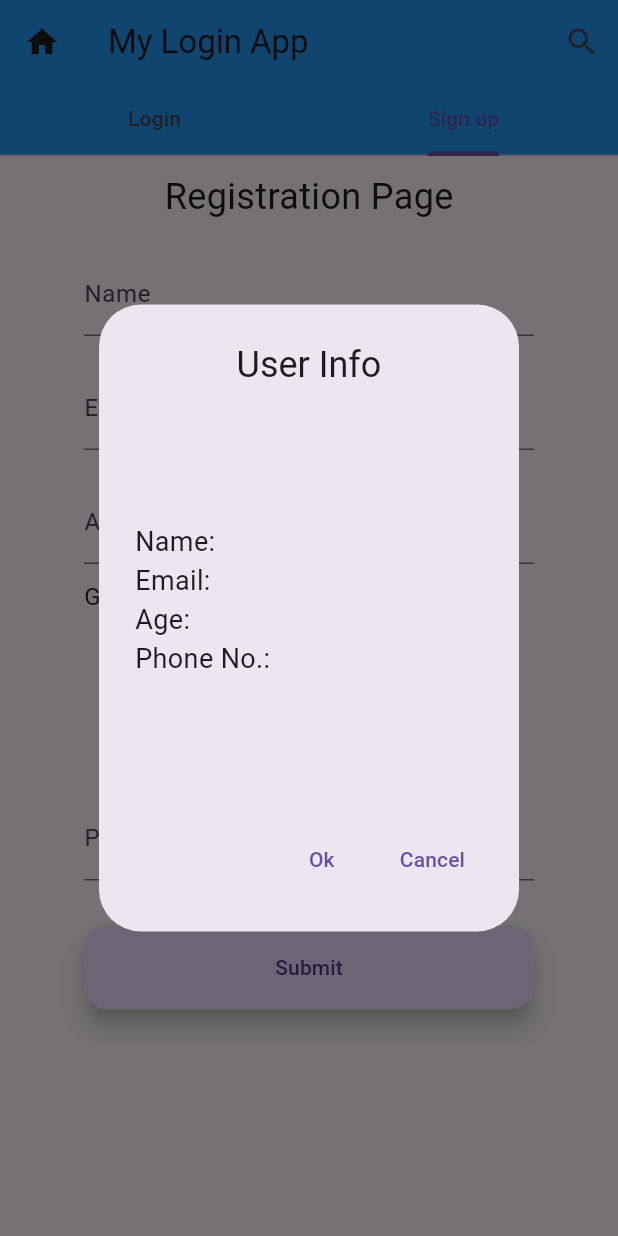
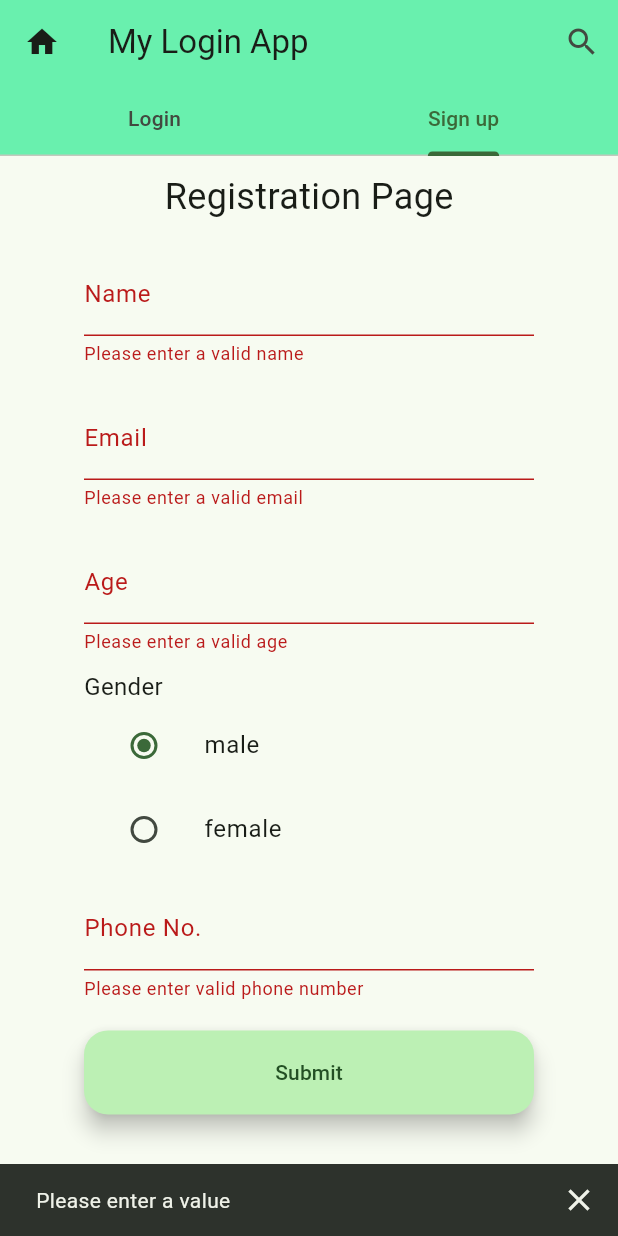
Before and after one commit to AtulPandey1109/flutter_by_example, a Flutter app: the Login screen opened by its route, tab 2 chosen, after a tap on "Submit", on a phone screen of 412 x 824 dp. Run offline on Flutter 3.47's test engine with Material 3 defaults, Android fonts, the phone set to English and light mode, and no system bars; our stand-ins replace image_picker, shared_preferences, video_player; accounts and stored records are empty.

Commit message:
Remaining Widgets, Form Validation, Shared prefernces

```diff
--- a/lib/model/topics.dart
+++ b/lib/model/topics.dart
@@ -22,8 +22,10 @@ class Topics{
     Topics(id:9,title: 'Video Player',route: '/videoPage'),
     Topics(id:10,title: 'Navigation With Data',route: '/navigationPage'),
     Topics(id:11,title: 'AppDrawer Example',route: '/appDrawerPage'),
-    Topics(id:11,title: 'BottomSheet Example',route: '/bottomSheetPage'),
-    Topics(id:11,title: 'Slider Example',route: '/sliderPage'),
+    Topics(id:12,title: 'BottomSheet Example',route: '/bottomSheetPage'),
+    Topics(id:13,title: 'Slider Example',route: '/sliderPage'),
+    Topics(id:14,title: 'Time Picker Example',route: '/timePickerPage'),
+    Topics(id:15,title: 'Login With Shared Preferences',route: '/sharedPreferencePage'),
    ];
 }
 }
--- a/lib/routes/routes.dart
+++ b/lib/routes/routes.dart
@@ -5,11 +5,14 @@ import 'package:my_login_app/screens/image_assets.dart';
 import 'package:my_login_app/screens/gallery_image.dart';
 import 'package:my_login_app/screens/home_screen.dart';
 import 'package:my_login_app/screens/inheritedWidgets/demo_color_change_with_inherited.dart';
-import 'package:my_login_app/screens/naviagtion_with_data.dart';
+import 'package:my_login_app/screens/login_with_shared_preference.dart';
+import 'package:my_login_app/screens/navigation_with_data.dart';
 import 'package:my_login_app/screens/slider_example.dart';
 import 'package:my_login_app/screens/sliver_list.dart';
+import 'package:my_login_app/screens/time_picker_example.dart';
 import 'package:my_login_app/screens/todo_api.dart';
 import 'package:my_login_app/screens/video.dart';
+import 'package:my_login_app/utils/handleLogIn.dart';
 import '../screens/grid.dart';
 import '../screens/list_view.dart';
 import '../screens/login.dart';
@@ -70,8 +73,14 @@ class AppRouter {
       case '/bottomSheetPage':
         return MaterialPageRoute(builder: (_) => const BottomTabExample());
 
-        case '/sliderPage':
+      case '/sliderPage':
         return MaterialPageRoute(builder: (_) => const SliderExample());
+
+      case '/timePickerPage':
+        return MaterialPageRoute(builder: (_) => const TimePickerExample());
+
+        case '/sharedPreferencePage':
+        return MaterialPageRoute(builder: (_) => const HandleLogIn());
 
       case '/newScreen':
         var formData = settings.arguments as Map<String, String>;
--- a/lib/screens/login.dart
+++ b/lib/screens/login.dart
@@ -3,7 +3,7 @@ import 'dart:developer';
 import 'package:flutter/material.dart';
 import 'package:my_login_app/screens/sliver_list.dart';
 import 'package:my_login_app/screens/todo_api.dart';
-
+import 'package:my_login_app/utils/validator.dart';
 
 class Login extends StatefulWidget {
   const Login({super.key});
@@ -24,6 +24,7 @@ class _LoginState extends State<Login> {
   final TextEditingController _phoneNumber = TextEditingController();
 
   var users = <String, List<String>>{};
+
   @override
   Widget build(BuildContext context) {
     return SafeArea(
@@ -32,9 +33,12 @@ class _LoginState extends State<Login> {
         child: Scaffold(
           appBar: AppBar(
             title: const Text("My Login App"),
-            leading: IconButton(icon:const Icon(Icons.home),onPressed: (){
+            leading: IconButton(
+              icon: const Icon(Icons.home),
+              onPressed: () {
                 Navigator.pop(context);
-            },),
+              },
+            ),
             actions: [
               IconButton(
                 icon: const Icon(Icons.search),
@@ -52,7 +56,7 @@ class _LoginState extends State<Login> {
                 child: Text("Sign up"),
               )
             ]),
-            backgroundColor: Colors.blue,
+            backgroundColor: Colors.greenAccent,
           ),
           body: TabBarView(children: [
             Form(
@@ -72,23 +76,27 @@ class _LoginState extends State<Login> {
                     Container(
                       margin: const EdgeInsets.all(10),
                       width: 300,
-                      child: TextField(
+                      child: TextFormField(
                         controller: _name,
                         decoration: const InputDecoration(
                           hintText: 'Please enter your name ',
                           label: Text('Name'),
                         ),
+                        validator: (value) => Validator.validateName(value!),
+                        autovalidateMode: AutovalidateMode.onUnfocus,
                       ),
                     ),
                     Container(
                       margin: const EdgeInsets.all(10),
                       width: 300,
-                      child: TextField(
+                      child: TextFormField(
                         controller: _email,
                         decoration: const InputDecoration(
                           hintText: 'Please enter your email ',
                           label: Text('Email'),
                         ),
+                        validator: (value) => Validator.validateEmail(value!),
+                        autovalidateMode: AutovalidateMode.onUnfocus,
                       ),
                     ),
                     SizedBox(
@@ -96,7 +104,12 @@ class _LoginState extends State<Login> {
                       child: FloatingActionButton(
                           child: const Text('Submit'),
                           onPressed: () {
-                            Navigator.push(context, MaterialPageRoute(builder: (context) => const TodoApi()));
+                            if (_loginFormKey.currentState!.validate()) {
+                              Navigator.push(
+                                  context,
+                                  MaterialPageRoute(
+                                      builder: (context) => const TodoApi()));
+                            }
                           }),
                     )
                   ],
@@ -120,34 +133,40 @@ class _LoginState extends State<Login> {
                     Container(
                       margin: const EdgeInsets.all(10),
                       width: 300,
-                      child: TextField(
+                      child: TextFormField(
                         controller: _name,
                         decoration: const InputDecoration(
                           hintText: 'Please enter your name ',
                           label: Text('Name'),
                         ),
+                        validator: (value) => Validator.validateName(value!),
+                        autovalidateMode: AutovalidateMode.onUserInteraction,
                       ),
                     ),
                     Container(
                       margin: const EdgeInsets.all(10),
                       width: 300,
-                      child: TextField(
+                      child: TextFormField(
                         controller: _email,
                         decoration: const InputDecoration(
                           hintText: 'Please enter your email ',
                           label: Text('Email'),
                         ),
+                        validator: (value) => Validator.validateEmail(value!),
+                        autovalidateMode: AutovalidateMode.onUserInteraction,
                       ),
                     ),
                     Container(
                       margin: const EdgeInsets.all(10),
                       width: 300,
-                      child: TextField(
+                      child: TextFormField(
                         controller: _age,
                         decoration: const InputDecoration(
                           hintText: 'Please enter your Age ',
                           label: Text('Age'),
                         ),
+                        validator: (value) => Validator.validateAge(value!),
+                        autovalidateMode: AutovalidateMode.onUserInteraction,
                         keyboardType: TextInputType.number,
                       ),
                     ),
@@ -195,21 +214,25 @@ class _LoginState extends State<Login> {
                     Container(
                       margin: const EdgeInsets.all(10),
                       width: 300,
-                      child: TextField(
+                      child: TextFormField(
                         controller: _phoneNumber,
                         decoration: const InputDecoration(
                           hintText: 'Please enter your mobile number ',
                           label: Text('Phone No.'),
                         ),
+                        validator: (value) =>
+                            Validator.validatePhoneNumber(value!),
+                        autovalidateMode: AutovalidateMode.always,
                         keyboardType: TextInputType.number,
                       ),
                     ),
                     Container(
-                      margin: const EdgeInsets.only(top: 20),
+                      margin: const EdgeInsets.only(top: 10),
                       width: 300,
                       child: FloatingActionButton(
                           child: const Text('Submit'),
                           onPressed: () {
+                            if (_registerFormKey.currentState!.validate()) {
                               showDialog<String>(
                                 context: context,
                                 builder: (BuildContext context) => AlertDialog(
@@ -217,19 +240,24 @@ class _LoginState extends State<Login> {
                                   content: SizedBox(
                                     height: 250,
                                     child: Column(
-                                    mainAxisAlignment: MainAxisAlignment.center,
-                                    crossAxisAlignment: CrossAxisAlignment.start,
+                                      mainAxisAlignment:
+                                          MainAxisAlignment.center,
+                                      crossAxisAlignment:
+                                          CrossAxisAlignment.start,
                                       children: [
                                         Text('Name: ${_name.text}',
                                             style: const TextStyle(
                                               fontSize: 18,
                                             )),
                                         Text('Email: ${_email.text}',
-                                          style: const TextStyle(fontSize: 18)),
+                                            style:
+                                                const TextStyle(fontSize: 18)),
                                         Text('Age: ${_age.text}',
-                                          style: const TextStyle(fontSize: 18)),
+                                            style:
+                                                const TextStyle(fontSize: 18)),
                                         Text('Phone No.: ${_phoneNumber.text}',
-                                          style: const TextStyle(fontSize: 18))
+                                            style:
+                                                const TextStyle(fontSize: 18))
                                       ],
                                     ),
                                   ),
@@ -247,7 +275,11 @@ class _LoginState extends State<Login> {
                                         _email.clear();
                                         _phoneNumber.clear();
                                         _gender = Gender.male;
-                                      Navigator.push(context, MaterialPageRoute(builder: (context) => const ChatPage()));
+                                        Navigator.push(
+                                            context,
+                                            MaterialPageRoute(
+                                                builder: (context) =>
+                                                    const ChatPage()));
                                       },
                                     ),
                                     TextButton(
@@ -260,6 +292,10 @@ class _LoginState extends State<Login> {
                                 ),
                                 barrierDismissible: false,
                               );
+                            } else {
+                              ScaffoldMessenger.of(context)
+                                  .showSnackBar(errorSnackBar);
+                            }
                           }),
                     )
                   ],
@@ -271,4 +307,9 @@ class _LoginState extends State<Login> {
       ),
     );
   }
+
+  final errorSnackBar =  const SnackBar(
+    content: Text("Please enter a value"),
+    showCloseIcon: true,
+  );
 }
--- /dev/null
+++ b/lib/utils/validator.dart
@@ -0,0 +1,36 @@
+class Validator{
+  static String? validateName(String name){
+    RegExp nameRegEx= RegExp(r'^[a-zA-Z]');
+    return name.length<3 || !nameRegEx.hasMatch(name)? "Please enter a valid name":null;
+  }
+
+  static String? validateEmail(String email) {
+    const pattern = r"(?:[a-z0-9!#$%&'*+/=?^_`{|}~-]+(?:\.[a-z0-9!#$%&'"
+        r'*+/=?^_`{|}~-]+)*|"(?:[\x01-\x08\x0b\x0c\x0e-\x1f\x21\x23-\x5b\x5d-'
+        r'\x7f]|\\[\x01-\x09\x0b\x0c\x0e-\x7f])*")@(?:(?:[a-z0-9](?:[a-z0-9-]*'
+        r'[a-z0-9])?\.)+[a-z0-9](?:[a-z0-9-]*[a-z0-9])?|\[(?:(?:(2(5[0-5]|[0-4]'
+        r'[0-9])|1[0-9][0-9]|[1-9]?[0-9]))\.){3}(?:(2(5[0-5]|[0-4][0-9])|1[0-9]'
+        r'[0-9]|[1-9]?[0-9])|[a-z0-9-]*[a-z0-9]:(?:[\x01-\x08\x0b\x0c\x0e-\x1f\'
+        r'x21-\x5a\x53-\x7f]|\\[\x01-\x09\x0b\x0c\x0e-\x7f])+)\])';
+    final regex = RegExp(pattern);
+
+    return email.length < 3 || !regex.hasMatch(email)
+        ? 'Please enter a valid email'
+        : null;
+  }
+
+  static String? validatePhoneNumber(String phoneNo){
+    RegExp phoneRegEx= RegExp(r'^[0-9]');
+    return !phoneRegEx.hasMatch(phoneNo)||phoneNo.isEmpty || !(phoneNo.length==10)? 'Please enter valid phone number':null;
+  }
+
+  static String? validateAge(String age){
+    int ageValue=0;
+    try{
+      ageValue=int.parse(age);
+    } catch (e){
+      return 'Please enter a valid age';
+    }
+    return ageValue<10|| ageValue>150? 'Please enter a valid age':null;
+  }
+}
--- a/pubspec.yaml
+++ b/pubspec.yaml
@@ -36,6 +36,7 @@ dependencies:
   # Use with the CupertinoIcons class for iOS style icons.
   cupertino_icons: ^1.0.8
   video_player: ^2.9.1
+  shared_preferences: ^2.3.2
 
 dev_dependencies:
   flutter_test:
```
Also changed, not shown: lib/main.dart (+7 -2 lines), lib/screens/login_with_shared_preference.dart (added, +124 -0 lines), lib/screens/time_picker_example.dart (added, +61 -0 lines), lib/screens/user_screen.dart (added, +58 -0 lines), lib/utils/handleLogIn.dart (added, +30 -0 lines), lib/screens/navigation_with_data.dart (renamed from lib/screens/naviagtion_with_data.dart), pubspec.lock, 2 other files. Lines whose indentation alone changed are shown as unchanged.
